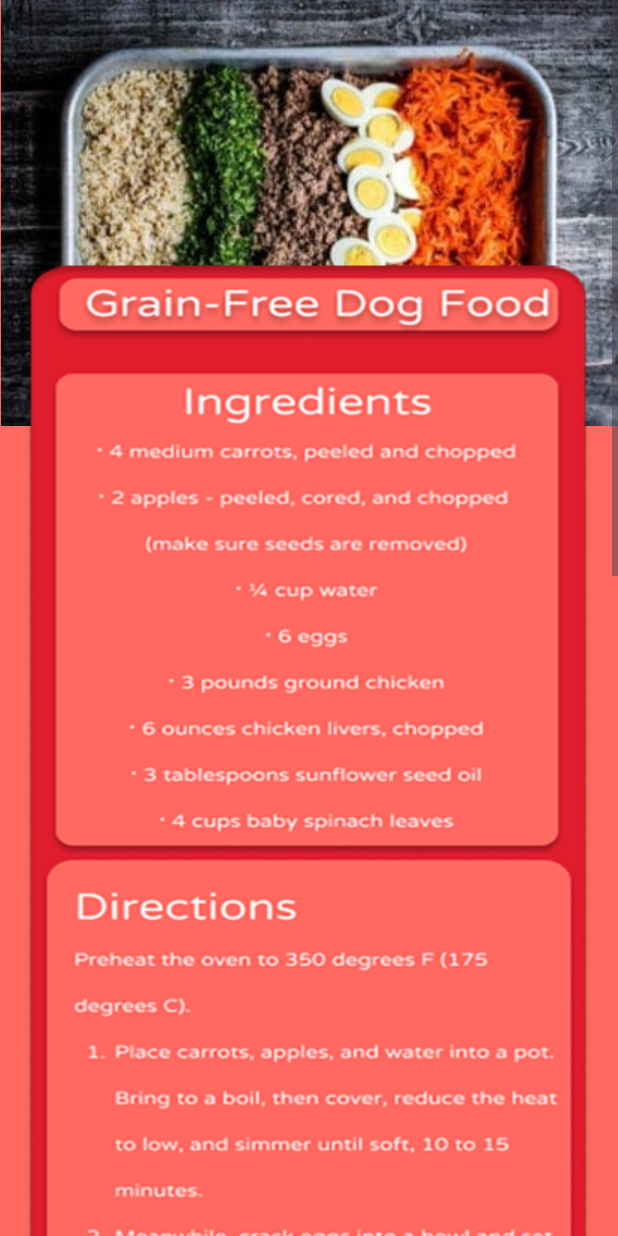
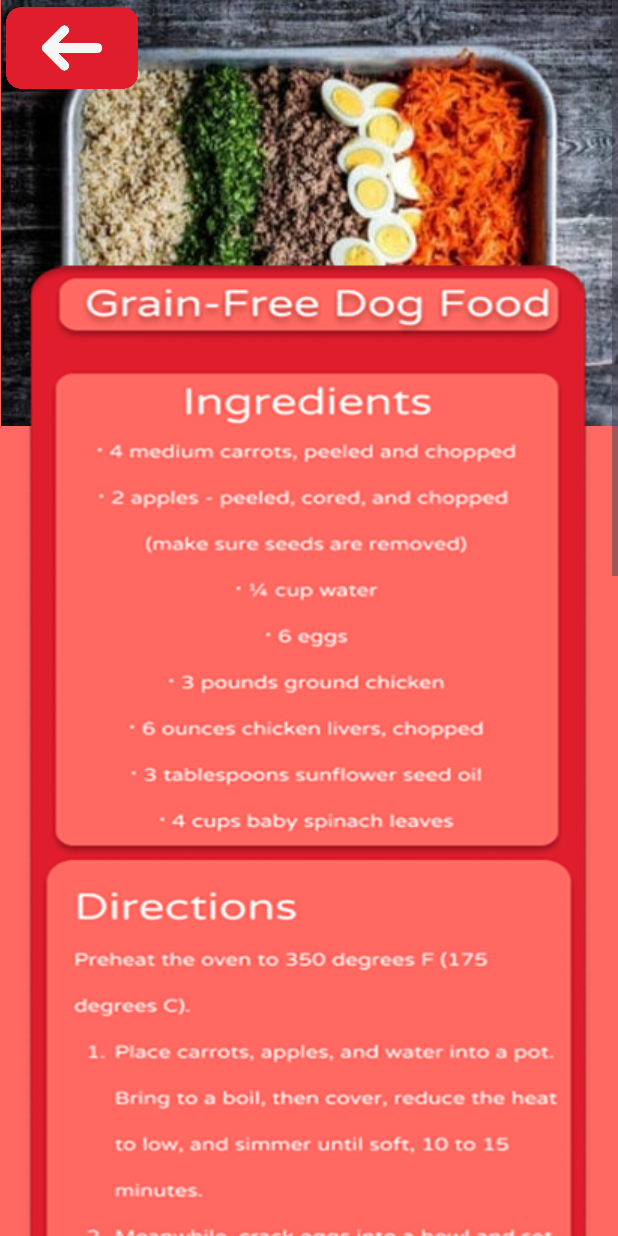
Before and after one commit to svennn-7836/Alagang.Kalinga__Pet-Care-App, an Android app: the DogRecipe3Activity screen opened directly, with no data from a screen before it, on a phone screen of 412 x 824 dp. Run offline under Robolectric (Android 15) with nearby library versions, the light colour scheme and no system bars.

Commit message:
created and implemented back button for dog recipe 3

```diff
--- a/app/src/main/java/com/example/alagatkalinga/DogRecipe3Activity.kt
+++ b/app/src/main/java/com/example/alagatkalinga/DogRecipe3Activity.kt
@@ -1,6 +1,7 @@
 package com.example.alagatkalinga
 
 import android.os.Bundle
+import android.widget.ImageView
 import androidx.appcompat.app.AppCompatActivity
 
 class DogRecipe3Activity : AppCompatActivity() {
@@ -8,5 +9,10 @@ class DogRecipe3Activity : AppCompatActivity() {
     override fun onCreate(savedInstanceState: Bundle?) {
         super.onCreate(savedInstanceState)
         setContentView(R.layout.activity_dog_recipe3)
+
+        val backButton: ImageView = findViewById(R.id.BackRed3  )
+        backButton.setOnClickListener {
+            onBackPressed()
+        }
     }
 }
--- a/app/src/main/res/layout/activity_dog_recipe3.xml
+++ b/app/src/main/res/layout/activity_dog_recipe3.xml
@@ -32,6 +32,20 @@
             app:layout_constraintHorizontal_bias="0.454"
             app:layout_constraintStart_toStartOf="parent"
             app:layout_constraintTop_toTopOf="parent" />
+        <ImageView
+            android:id="@+id/BackRed3"
+            android:layout_width="88dp"
+            android:layout_height="56dp"
+            android:layout_marginStart="4dp"
+            android:layout_marginTop="4dp"
+            android:clickable="true"
+            android:contentDescription="BackRed3"
+            android:onClick="onBackRed3Click"
+            android:src="@drawable/backred"
+            app:layout_constraintStart_toStartOf="parent"
+            app:layout_constraintTop_toTopOf="parent"
+            app:layout_constraintVertical_weight="5"
+            tools:ignore="ContentDescription" />
 
     </androidx.constraintlayout.widget.ConstraintLayout>
 </ScrollView>
```
